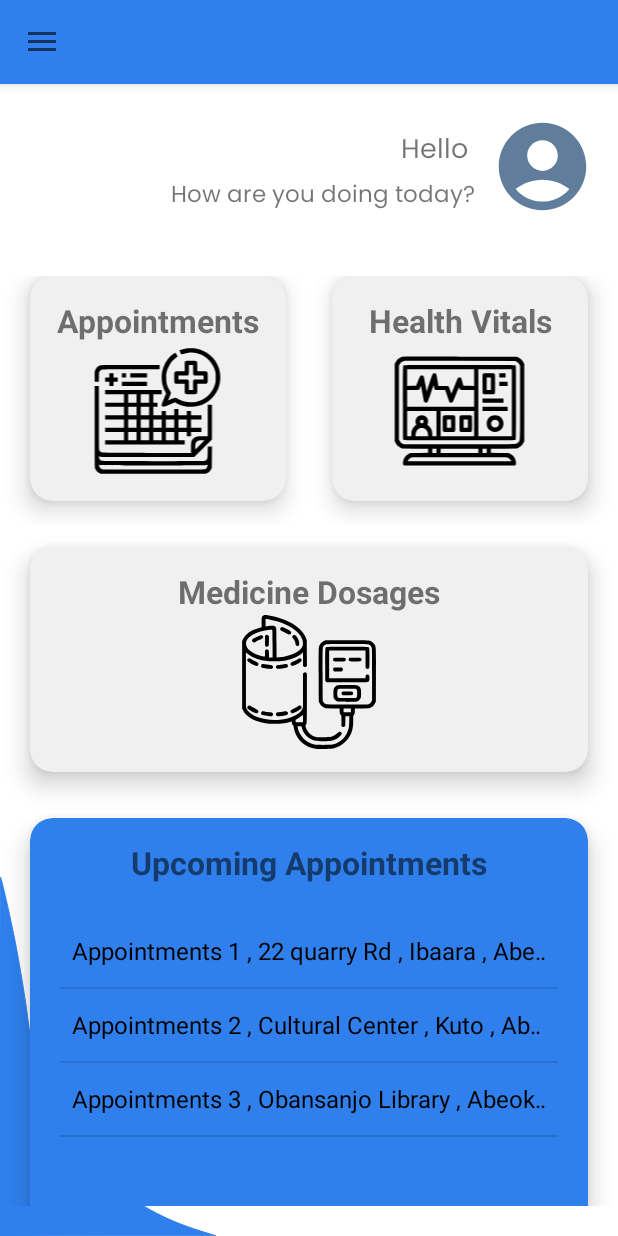
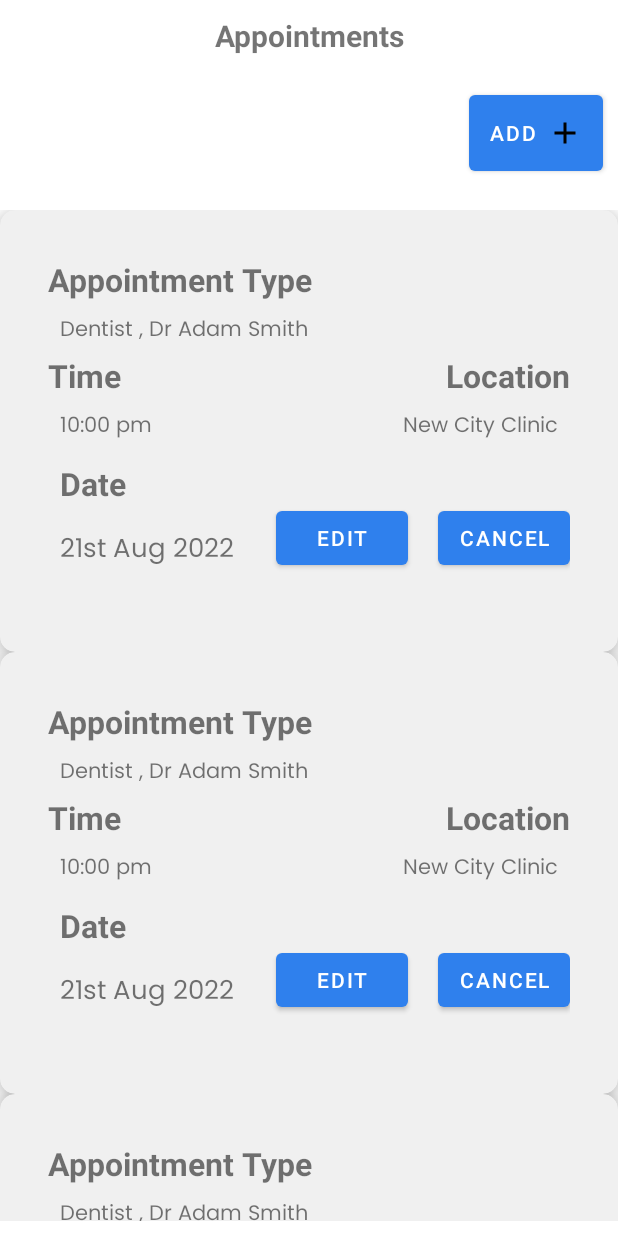
Before and after one commit to Davidson015/HealthAlertApp, an Android app: the HomeActivity screen opened directly, with no data from a screen before it, after a tap on "Appointments", on a phone screen of 412 x 824 dp. Run offline under Robolectric (Android 15) with nearby library versions, the phone set to English and light mode, and no system bars; 1 other tap on this screen came first.

Commit message:
Feat(appointment Activity):updated 'activity_appointments designs' , created apointment adapter for recycler view

```diff
--- a/app/src/main/AndroidManifest.xml
+++ b/app/src/main/AndroidManifest.xml
@@ -17,7 +17,7 @@
         android:theme="@style/Theme.HealthAlert"
         tools:targetApi="31">
         <activity
-            android:name=".EditAppointmentActivity"
+            android:name=".AddAppointmentActivity"
             android:exported="false" />
         <activity
             android:name=".AppointmentActivity"
--- a/app/src/main/java/com/eproject/healthalert/EditAppointmentActivity.java
+++ b/app/src/main/java/com/eproject/healthalert/AddAppointmentActivity.java
@@ -4,11 +4,11 @@ import androidx.appcompat.app.AppCompatActivity;
 
 import android.os.Bundle;
 
-public class EditAppointmentActivity extends AppCompatActivity {
+public class AddAppointmentActivity extends AppCompatActivity {
 
     @Override
     protected void onCreate(Bundle savedInstanceState) {
         super.onCreate(savedInstanceState);
-        setContentView(R.layout.activity_edit_appointment);
+        setContentView(R.layout.activity_add_appointment);
     }
 }
--- a/app/src/main/java/com/eproject/healthalert/AppointmentActivity.java
+++ b/app/src/main/java/com/eproject/healthalert/AppointmentActivity.java
@@ -1,14 +1,46 @@
 package com.eproject.healthalert;
 
 import androidx.appcompat.app.AppCompatActivity;
+import androidx.recyclerview.widget.LinearLayoutManager;
+import androidx.recyclerview.widget.RecyclerView;
 
 import android.os.Bundle;
 
+import com.eproject.healthalert.adapter.AppointmentAdapter;
+import com.eproject.healthalert.model.Appointment;
+import com.google.android.material.card.MaterialCardView;
+
+import java.util.ArrayList;
+
 public class AppointmentActivity extends AppCompatActivity {
+
+    private MaterialCardView card;
+    private RecyclerView appointment_recyclerView;
+
+    private ArrayList<Appointment> appointmentArrayList;
 
     @Override
     protected void onCreate(Bundle savedInstanceState) {
         super.onCreate(savedInstanceState);
         setContentView(R.layout.activity_appointment);
+
+        appointment_recyclerView = findViewById(R.id.recyclerview);
+
+        appointmentArrayList = new ArrayList<>();
+
+        appointmentArrayList.add(new Appointment("","","Dr Adam Smith ,Dentist Meeting","21st Aug 2022","10:00 am","New City Clinic",true));
+        appointmentArrayList.add(new Appointment("","","Dr Adam Smith ,Dentist Meeting","21st Aug 2022","10:00 am","New City Clinic",true));
+        appointmentArrayList.add(new Appointment("","","Dr Adam Smith ,Dentist Meeting","21st Aug 2022","10:00 am","New City Clinic",true));
+        appointmentArrayList.add(new Appointment("",""," Dr Angel Smith,Gynecologist","23rd Sep 2022","08:00 am","Lagoon Hospital",true));
+        appointmentArrayList.add(new Appointment("",""," Dr Angel Smith,Gynecologist Checkup","23rd Sep 2022","08:00 am","Lagoon Hospital",false));
+        appointmentArrayList.add(new Appointment("","","Dr Beau Hightower , Chiropractic Adjustment ","21st Aug 2022","10:00 am","New City Clinic",true));
+
+
+        AppointmentAdapter appointmentAdapter = new AppointmentAdapter(this,appointmentArrayList);
+        LinearLayoutManager linearLayoutManager = new LinearLayoutManager(this, LinearLayoutManager.VERTICAL, false);
+
+        appointment_recyclerView.setLayoutManager(linearLayoutManager);
+        appointment_recyclerView.setAdapter(appointmentAdapter);
+
     }
 }
--- a/app/src/main/java/com/eproject/healthalert/HomeActivity.java
+++ b/app/src/main/java/com/eproject/healthalert/HomeActivity.java
@@ -65,8 +65,8 @@ public class HomeActivity extends AppCompatActivity {
 
         l = findViewById(R.id.upcoming_appts_list);
 
-        ArrayAdapter<String> arr = new ArrayAdapter<String>(
-                this , com.google.android.material.R.layout.support_simple_spinner_dropdown_item,
+        ArrayAdapter<String> arr = new ArrayAdapter<>(
+                this, com.google.android.material.R.layout.support_simple_spinner_dropdown_item,
                 appointment_description
         );
         l.setAdapter(arr);
@@ -86,12 +86,12 @@ public class HomeActivity extends AppCompatActivity {
     @SuppressLint("NonConstantResourceId")
     public void selectDrawerItem(MenuItem menuItem) {
         Intent intent;
-//        switch (menuItem.getItemId()) {
-//            case R.id.home:
-//                intent = new Intent(ScheduleActivity.this, HomeActivity.class);
-//                startActivity(intent);
-//                finish();
-//                break;
+        switch (menuItem.getItemId()) {
+            case R.id.appointments:
+                intent = new Intent(HomeActivity.this, AppointmentActivity.class);
+                startActivity(intent);
+                finish();
+                break;
 //            case R.id.schedules:
 //                drawer.closeDrawers();
 //                break;
@@ -100,7 +100,12 @@ public class HomeActivity extends AppCompatActivity {
 //                startActivity(intent);
 //                finish();
 //                break;
-//            case R.id.about:
+//            case R.id.health_vitals:
+//                intent = new Intent(ScheduleActivity.this, AboutActivity.class);
+//                startActivity(intent);
+//                finish();
+//                break;
+//            case R.id.medicine:
 //                intent = new Intent(ScheduleActivity.this, AboutActivity.class);
 //                startActivity(intent);
 //                finish();
@@ -109,12 +114,12 @@ public class HomeActivity extends AppCompatActivity {
 //                // Confirming if the user wants to exit the app
 //                confirmExit();
 //                break;
-//            default:
-//                break;
-//        }
+            default:
+                break;
+        }
 
-//        menuItem.setChecked(true);
-//        setTitle(menuItem.getTitle());
+        menuItem.setChecked(true);
+        setTitle(menuItem.getTitle());
         drawer.closeDrawers();
     }
 
--- /dev/null
+++ b/app/src/main/java/com/eproject/healthalert/adapter/AppointmentAdapter.java
@@ -0,0 +1,61 @@
+package com.eproject.healthalert.adapter;
+
+import android.content.Context;
+import android.view.LayoutInflater;
+import android.view.View;
+import android.view.ViewGroup;
+import android.widget.TextView;
+
+import androidx.annotation.NonNull;
+import androidx.recyclerview.widget.RecyclerView;
+
+import com.eproject.healthalert.R;
+import com.eproject.healthalert.model.Appointment;
+
+import java.util.ArrayList;
+
+public class AppointmentAdapter extends RecyclerView.Adapter<AppointmentAdapter.Viewholder> {
+
+    private Context context;
+    private ArrayList<Appointment> appointmentArrayList;
+
+//    Constructor
+    public AppointmentAdapter(Context context , ArrayList<Appointment> appointmentArrayList){
+        this.context = context;
+        this.appointmentArrayList = appointmentArrayList;
+    }
+
+    @NonNull
+    @Override
+    public AppointmentAdapter.Viewholder onCreateViewHolder(@NonNull ViewGroup parent, int viewType) {
+//        to inflate layout for each recycler view item
+        View view = LayoutInflater.from(parent.getContext()).inflate(R.layout.appoinment_list_card_view,
+                parent,
+                false);
+        return new Viewholder(view);
+    }
+
+    @Override
+    public void onBindViewHolder(@NonNull AppointmentAdapter.Viewholder holder, int position) {
+
+    }
+
+    @Override
+    public int getItemCount() {
+        return appointmentArrayList.size();
+    }
+
+    public class Viewholder extends RecyclerView.ViewHolder{
+        private TextView appointmentDescription , appointmentDate , appointmentTime , appointmentLocation;
+        private Boolean appointmentStatus;
+
+        public Viewholder(@NonNull View itemView) {
+            super(itemView);
+            appointmentDescription = itemView.findViewById(R.id.appointment_txt);
+            appointmentLocation = itemView.findViewById(R.id.loc_val);
+            appointmentDate = itemView.findViewById(R.id.date_val);
+            appointmentTime = itemView.findViewById(R.id.time_val);
+
+        }
+    }
+}
--- a/app/src/main/java/com/eproject/healthalert/model/Appointment.java
+++ b/app/src/main/java/com/eproject/healthalert/model/Appointment.java
@@ -11,7 +11,7 @@ public class Appointment {
 
     public Appointment() {}
 
-    public Appointment(String userId, String appointmentId, String appointmentDescription, String appointmentDate, String appointmentTime, String appointmentLocation, Boolean appointmentStatus) {
+    public Appointment(String userId, String appointmentId, String appointmentDescription, String appointmentDate,String appointmentTime , String appointmentLocation,boolean appointmentStatus ) {
         this.userId = userId;
         this.appointmentId = appointmentId;
         this.appointmentDescription = appointmentDescription;
--- a/app/src/main/res/layout/activity_edit_appointment.xml
+++ b/app/src/main/res/layout/activity_add_appointment.xml
@@ -5,7 +5,7 @@
     android:layout_width="match_parent"
     android:layout_height="match_parent"
     android:orientation="vertical"
-    tools:context=".EditAppointmentActivity">
+    tools:context=".AddAppointmentActivity">
 
     <TextView
         android:layout_width="match_parent"
--- a/app/src/main/res/layout/appoinment_list_card_view.xml
+++ b/app/src/main/res/layout/appoinment_list_card_view.xml
@@ -1,8 +1,9 @@
 <?xml version="1.0" encoding="utf-8"?>
-<com.google.android.material.card.MaterialCardView xmlns:android="http://schemas.android.com/apk/res/android"
+<androidx.cardview.widget.CardView xmlns:android="http://schemas.android.com/apk/res/android"
     android:layout_width="match_parent"
     android:layout_height="wrap_content"
     xmlns:app="http://schemas.android.com/apk/res-auto"
+    android:id="@+id/appointment_card"
     android:clickable="true"
     android:focusable="true"
     android:checkable="true"
@@ -130,4 +131,4 @@
 
     </RelativeLayout>
 
-</com.google.android.material.card.MaterialCardView>
+</androidx.cardview.widget.CardView>
```
Also changed, not shown: app/src/main/res/raw/heart_beat_loader.json (added, +1 -0 lines).
